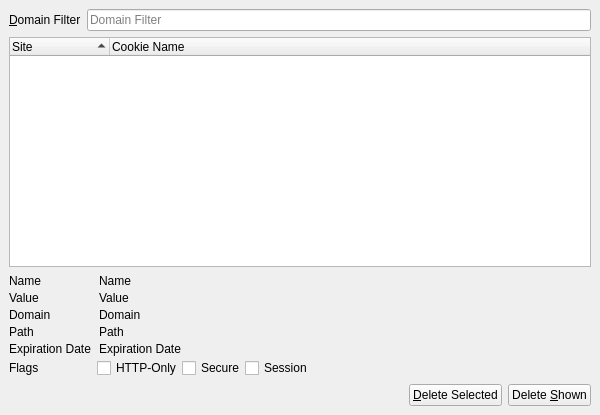
textbrowser/dooble, file 2.x/UI/dooble_cookies_window.ui: the form before one commit.
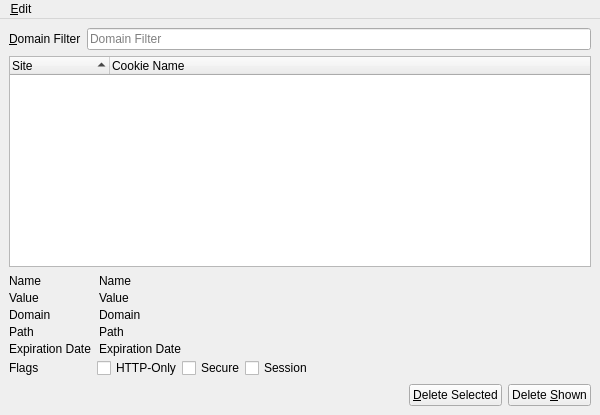
The form after the commit. Icons and pictures are not drawn.

Commit message: New menu bar.

The edit to the form file:
```diff
--- a/2.x/UI/dooble_cookies_window.ui
+++ b/2.x/UI/dooble_cookies_window.ui
@@ -554,6 +554,31 @@
     </item>
    </layout>
   </widget>
+  <widget class="QMenuBar" name="menuBar">
+   <property name="geometry">
+    <rect>
+     <x>0</x>
+     <y>0</y>
+     <width>600</width>
+     <height>22</height>
+    </rect>
+   </property>
+   <widget class="QMenu" name="menu_Edit">
+    <property name="title">
+     <string>&amp;Edit</string>
+    </property>
+    <addaction name="action_Periodically_Purge_Temporary_Domains"/>
+   </widget>
+   <addaction name="menu_Edit"/>
+  </widget>
+  <action name="action_Periodically_Purge_Temporary_Domains">
+   <property name="checkable">
+    <bool>true</bool>
+   </property>
+   <property name="text">
+    <string>&amp;Periodically Purge Temporary Domains</string>
+   </property>
+  </action>
  </widget>
  <tabstops>
   <tabstop>domain_filter</tabstop>
```
